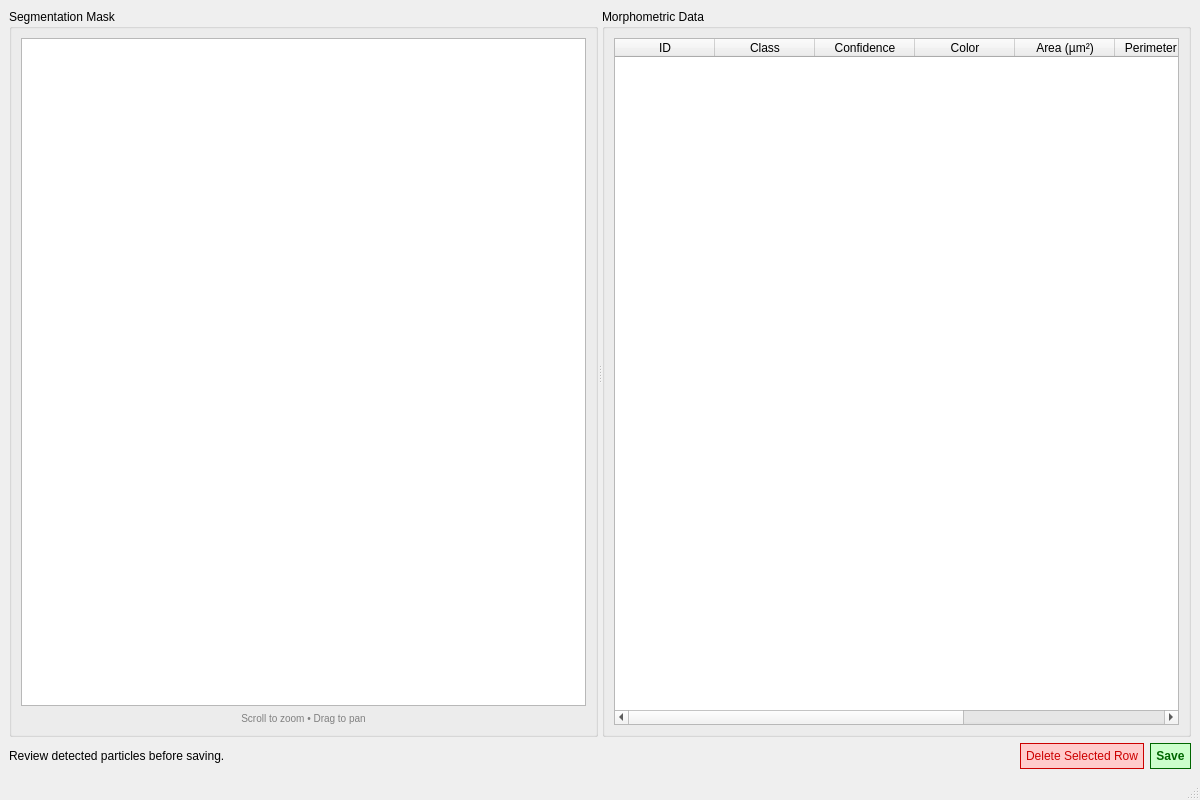
Above: mpcamera/layouts/resultsWindow.ui from AkunoCode/MP-Camera before the change. Below: the same form after it.
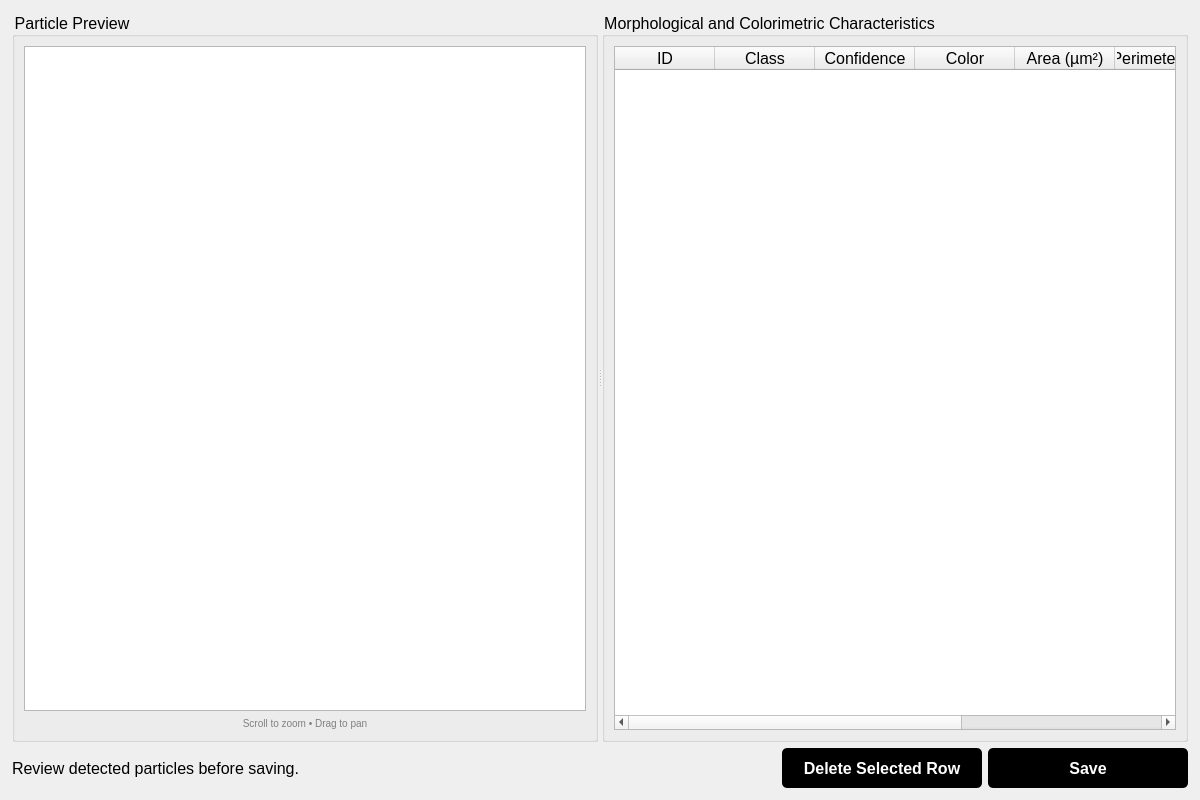
That is the form after the change. Icons and pictures are not drawn.

Commit message: feat: Enhance ResultsWindow UI with improved styles and layout adjustments

```diff
--- a/mpcamera/layouts/resultsWindow.ui
+++ b/mpcamera/layouts/resultsWindow.ui
@@ -13,8 +13,134 @@
   <property name="windowTitle">
    <string>Inference Results &amp; Verification</string>
   </property>
+  <property name="styleSheet">
+   <string notr="true">QWidget {
+    font-family: &quot;Inter&quot;;
+    font-size: 12pt;
+}
+
+QPushButton {
+    background-color: black;
+    color: white;
+    border-radius: 5px;
+	font-weight:bold;
+}
+
+QPushButton[designClass=&quot;lightButton&quot;] {
+    background-color: white;
+    color: black;
+    border-radius: 5px;
+border: 1px solid black;
+font-weight:bold;
+}
+
+QFrame[designClass=&quot;inferenceCard&quot;]{
+background-color:white;
+border-radius:5px;
+border: 1px solid rgb(134, 134, 134);
+}
+
+/* Visually indicate disabled buttons (override default dark theme styles) */
+QPushButton:disabled {
+    background-color: #dcdcdc;
+    color: #7a7a7a;
+    border: 1px solid #c0c0c0;
+}
+
+QPushButton[designClass=&quot;lightButton&quot;]:disabled {
+    background-color: #f5f5f5;
+    color: #9a9a9a;
+    border: 1px solid #d0d0d0;
+}
+
+
+/*-----------------SPIN BOX-------------------------------*/
+QDoubleSpinBox {
+    background-color: #ffffff;
+    border: 1px solid #d0d0d0;
+    border-radius: 6px;
+    padding: 6px 10px;
+    font-size: 13px;
+    color: #333333;
+}
+
+QDoubleSpinBox:hover {
+    border: 1px solid #a0a0a0;
+}
+
+QDoubleSpinBox:focus {
+    border: 1px solid #0078d4;
+}
+
+/* Remove the ugly default arrows styling */
+QDoubleSpinBox::up-button, 
+QDoubleSpinBox::down-button {
+    background: transparent;
+    border: none;
+    width: 20px;
+}
+
+/* Modern minimal up/down arrows */
+QDoubleSpinBox::up-arrow {
+    image: url(:/qt-project.org/styles/commonstyle/images/arrow-up-16.png);
+    width: 10px;
+    height: 10px;
+}
+
+QDoubleSpinBox::down-arrow {
+    image: url(:/qt-project.org/styles/commonstyle/images/arrow-down-16.png);
+    width: 10px;
+    height: 10px;
+}
+
+/* Dropdown-style popup for editing (if applicable) */
+QDoubleSpinBox QAbstractItemView {
+    background-color: #ffffff;
+    border: 1px solid #cfcfcf;
+    border-radius: 6px;
+    padding: 4px;
+    selection-background-color: #e6f2ff;
+}
+
+/*-----------------LINE EDIT----------------------------*/
+
+QLineEdit {
+    background-color: #ffffff;
+    border: 1px solid #d0d0d0;
+    border-radius: 6px;
+    padding: 6px 10px;
+    font-size: 13px;
+    color: #333333;
+    selection-background-color: #cce4ff;  /* light blue text highlight */
+}
+
+QLineEdit:hover {
+    border: 1px solid #a0a0a0;
+}
+
+QLineEdit:focus {
+    border: 1px solid #0078d4; /* same focus blue as combobox */
+    outline: none;
+}
+</string>
+  </property>
   <widget class="QWidget" name="centralwidget">
    <layout class="QVBoxLayout" name="verticalLayout_main">
+    <property name="spacing">
+     <number>6</number>
+    </property>
+    <property name="leftMargin">
+     <number>12</number>
+    </property>
+    <property name="topMargin">
+     <number>12</number>
+    </property>
+    <property name="rightMargin">
+     <number>12</number>
+    </property>
+    <property name="bottomMargin">
+     <number>12</number>
+    </property>
     <item>
      <widget class="QSplitter" name="splitter">
       <property name="orientation">
@@ -23,12 +149,11 @@
       
       <widget class="QGroupBox" name="groupImage">
        <property name="title">
-        <string>Segmentation Mask</string>
+        <string>Particle Preview</string>
        </property>
        <layout class="QVBoxLayout" name="verticalLayout_preview">
         <item>
-         <widget class="QGraphicsView" name="previewView">
-         </widget>
+         <widget class="QGraphicsView" name="previewView"/>
         </item>
         <item>
          <widget class="QLabel" name="label_instructions">
@@ -48,7 +173,7 @@
 
       <widget class="QGroupBox" name="groupData">
        <property name="title">
-        <string>Morphometric Data</string>
+        <string>Morphological and Colorimetric Characteristics</string>
        </property>
        <layout class="QVBoxLayout" name="verticalLayout_table">
         <item>
@@ -137,33 +262,46 @@
       </item>
       <item>
        <widget class="QPushButton" name="btnDelete">
+        <property name="minimumSize">
+         <size>
+          <width>200</width>
+          <height>40</height>
+         </size>
+        </property>
         <property name="text">
          <string>Delete Selected Row</string>
         </property>
-        <property name="styleSheet">
-         <string>background-color: #ffcccc; color: #cc0000; border: 1px solid #cc0000; padding: 5px;</string>
+        <property name="designClass" stdset="0">
+         <string>lightButton</string>
         </property>
        </widget>
       </item>
-    <item>
-     <widget class="QPushButton" name="btnSave">
-      <property name="text">
-       <string>Save</string>
-      </property>
-      <property name="toolTip">
-       <string>Save verified results (send to Directus)</string>
-      </property>
-      <property name="styleSheet">
-       <string>background-color: #ccffcc; color: #006600; border: 1px solid #006600; padding: 5px; font-weight: bold;</string>
-      </property>
-     </widget>
-    </item>
+      <item>
+       <widget class="QPushButton" name="btnSave">
+        <property name="sizePolicy">
+         <sizepolicy hsizetype="Minimum" vsizetype="Fixed">
+          <horstretch>0</horstretch>
+          <verstretch>0</verstretch>
+         </sizepolicy>
+        </property>
+        <property name="minimumSize">
+         <size>
+          <width>200</width>
+          <height>40</height>
+         </size>
+        </property>
+        <property name="toolTip">
+         <string>Save verified results (send to Directus)</string>
+        </property>
+        <property name="text">
+         <string>Save</string>
+        </property>
+       </widget>
+      </item>
      </layout>
     </item>
    </layout>
   </widget>
-  <widget class="QMenuBar" name="menubar"/>
-  <widget class="QStatusBar" name="statusbar"/>
  </widget>
  <resources/>
  <connections/>
```
Left out of the diff: 16 changed lines with no effect on the pictures.
